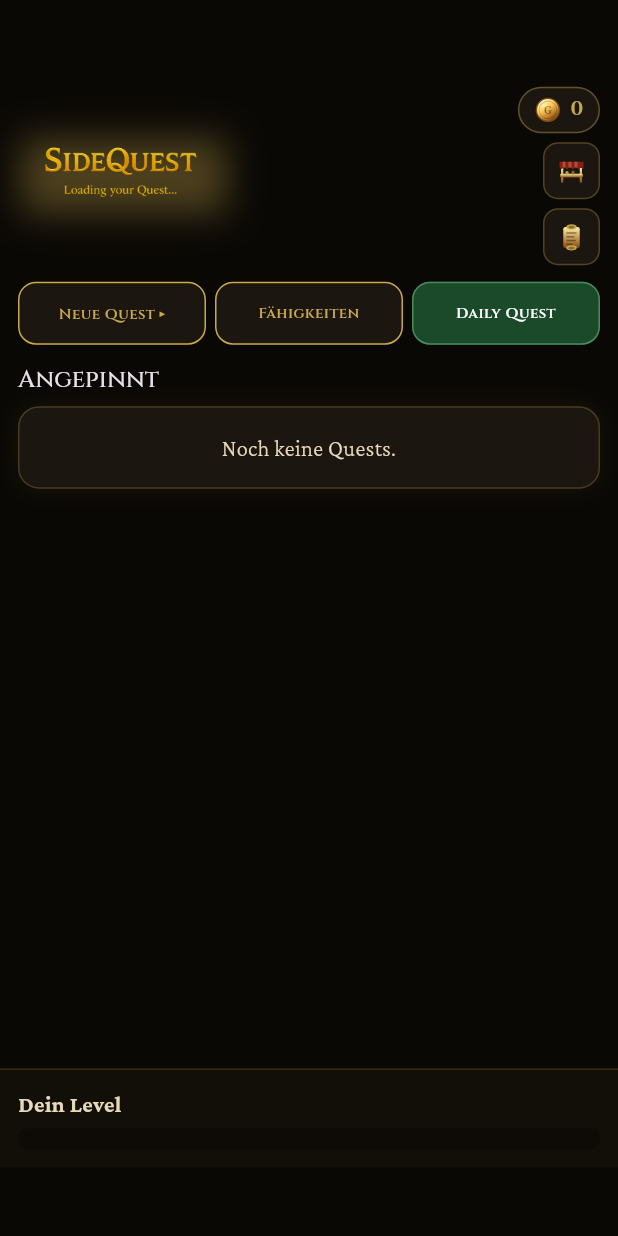
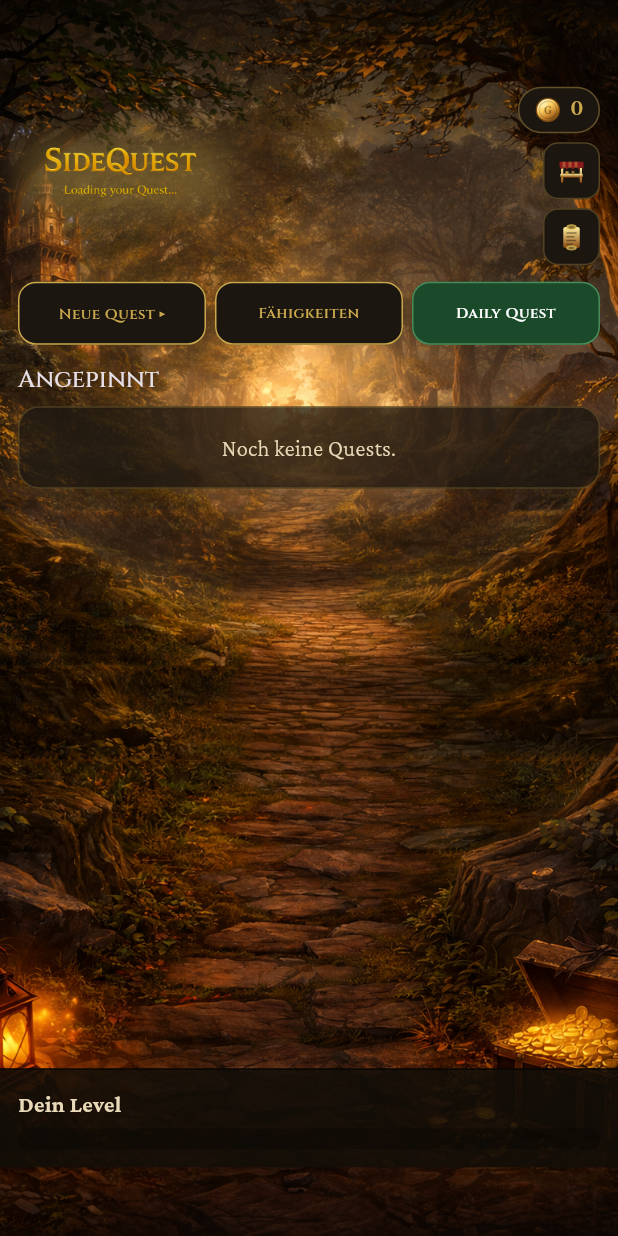
Before and after one commit to ThekoMacol/sidequestmmo, a Flutter app: the screen it shows after launch, on a phone screen of 412 x 824 dp. Run offline on Flutter 3.47's test engine with Material 3 defaults, Android fonts, the phone set to English and light mode, and no system bars; our stand-ins replace camera, flutter_svg, google_fonts, pedometer, permission_handler, shared_preferences and 2 more.

Commit message:
Add background images day/night, transparent cards

```diff
--- a/lib/main.dart
+++ b/lib/main.dart
@@ -1684,16 +1684,25 @@ class _SideQuestHomeState extends State<SideQuestHome>
 
 final hasActiveMedusa = MedusaService.activeClassicMedusaOrNull(pinned) != null;
 
-return Scaffold(
+    return Scaffold(
       backgroundColor: _bgColor,
       body: Stack(
         children: [
+          // Hintergrundbild
+          Positioned.fill(
+            child: Image.asset(
+              DateTime.now().hour >= 21 || DateTime.now().hour < 6
+                  ? 'assets/images/bg_main_night.png'
+                  : 'assets/images/bg_main_day.png',
+              fit: BoxFit.cover,
+            ),
+          ),
           // Haupt UI
           Center(
             child: AspectRatio(
               aspectRatio: 9 / 16,
               child: Material(
-                color: _surfaceColor,
+                color: Colors.transparent,
                 child: Stack(
                   children: [
                     Positioned.fill(
@@ -1929,7 +1938,7 @@ return Scaffold(
   );
 
   BoxDecoration _paper() => BoxDecoration(
-    color: _paperColor,
+    color: _paperColor.withOpacity(0.75),
     border: Border.all(
       color: _destinyStyle
           ? const Color(0xFF2B3A73)
@@ -2177,11 +2186,11 @@ final hunt = MedusaService.huntForAdventure(pinned, adventure.id);
     return Container(
       padding: const EdgeInsets.all(12),
       decoration: BoxDecoration(
-        color: _destinyStyle ? const Color(0xFF151B37) : const Color(0xFF120E08),
+        color: _destinyStyle ? const Color(0xFF151B37).withOpacity(0.85) : const Color(0xFF120E08).withOpacity(0.85),
         border: Border(top: BorderSide(
           color: _destinyStyle
-              ? const Color(0xFF2B3A73)
-              : const Color(0xFFC9A84C).withOpacity(0.2),
+              ? const Color(0xFF151B37).withOpacity(0.85)
+              : Colors.black.withOpacity(0.6),
         )),
       ),
       child: Column(
```
Also changed, not shown: assets/images/bg_main_day.png (added), assets/images/bg_main_night.png (added), assets/images/bg_shop_day.png (added), assets/images/bg_shop_night.png (added).
